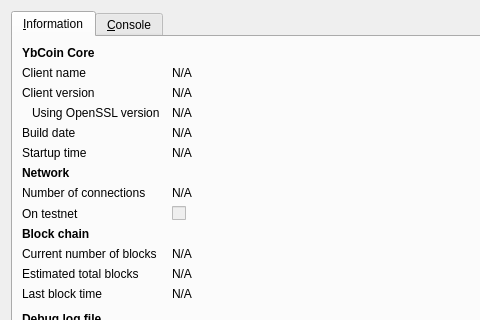
Qt form src/qt/forms/rpcconsole.ui (ybcoin/ybcoin) before a commit; both pictures show x 0 to 480 and y 0 to 320 of the 740 by 450 pixel window.
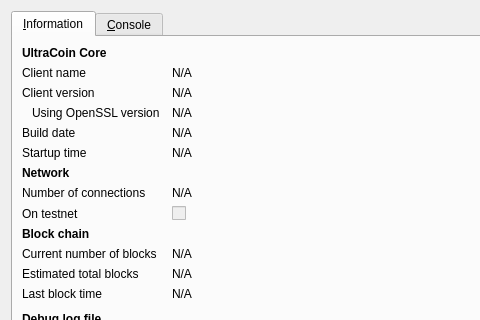
The same form after that commit. Icons and pictures are not drawn.

The edit to the form file:
```diff
--- a/src/qt/forms/rpcconsole.ui
+++ b/src/qt/forms/rpcconsole.ui
@@ -36,7 +36,7 @@
           </font>
          </property>
          <property name="text">
-          <string>YbCoin Core</string>
+          <string>UltraCoin Core</string>
          </property>
         </widget>
        </item>
```
Left out of the diff: 6 changed lines with no effect on the pictures.
